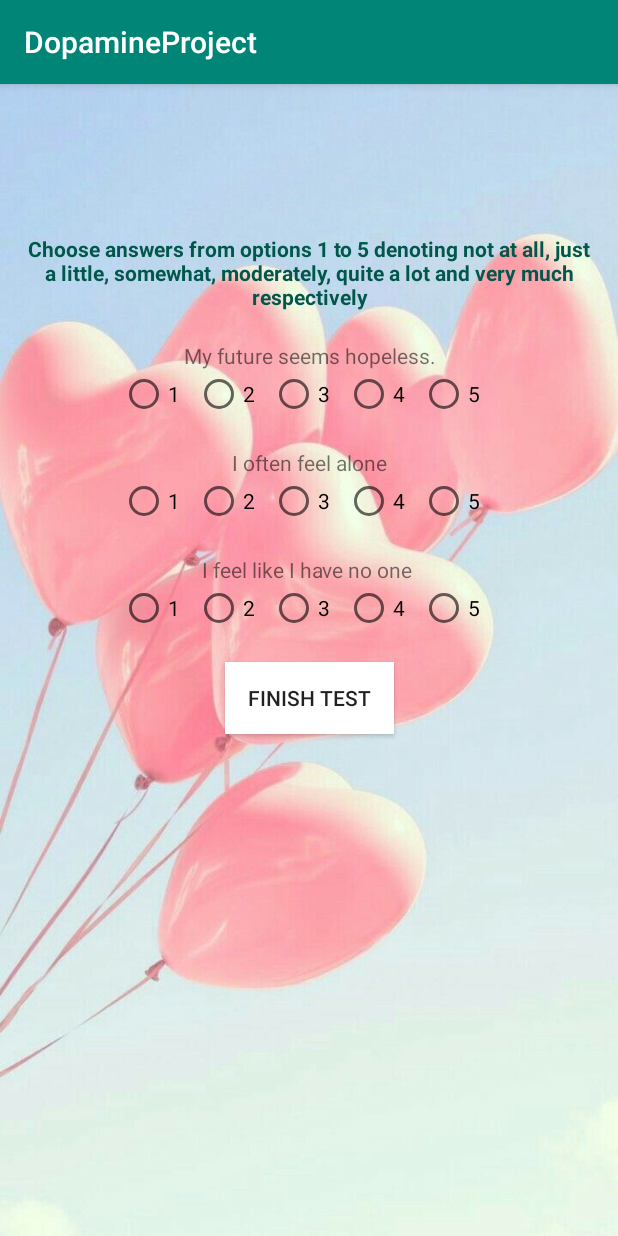
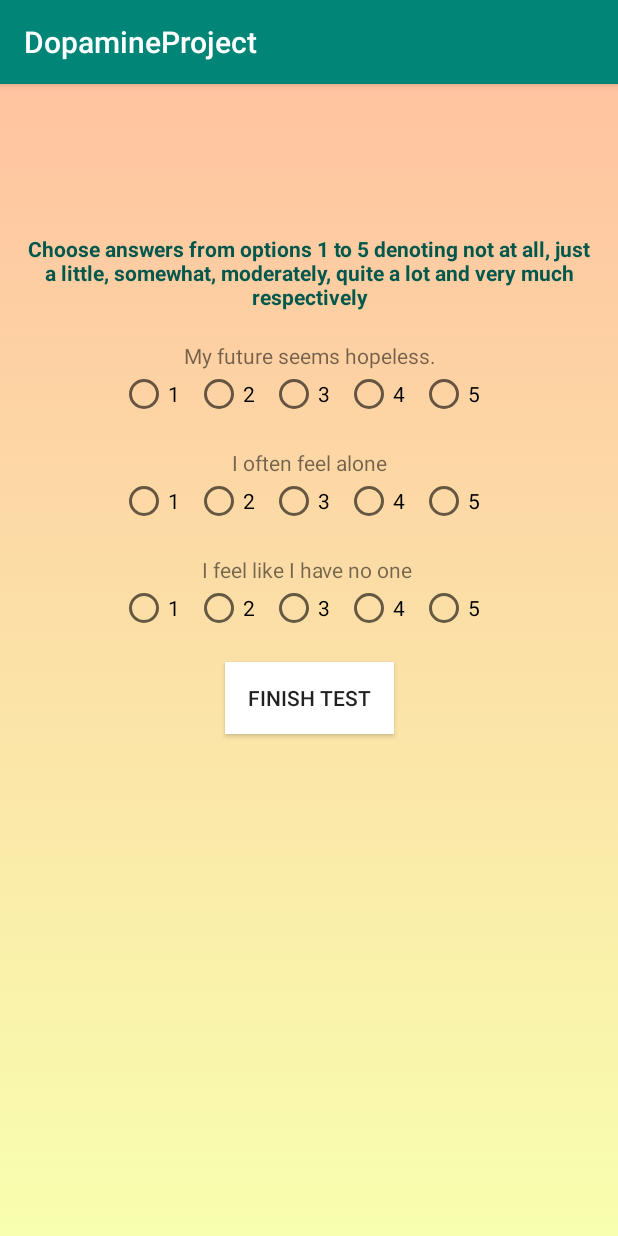
Before and after one commit to harshita99/HeyYou, an Android app: the MentalTest screen opened directly, with no data from a screen before it, on a phone screen of 412 x 824 dp. Run offline under Robolectric (Android 15) with nearby library versions, the phone set to English and light mode, and no system bars.

Commit message:
Background changed for mental health test

```diff
--- a/app/src/main/res/layout/activity_mental.xml
+++ b/app/src/main/res/layout/activity_mental.xml
@@ -6,11 +6,12 @@
     android:layout_height="match_parent"
     android:orientation="vertical"
     tools:context=".MainActivity"
-    android:background="@drawable/xy"
+    android:background="@drawable/gradient"
     >
 
     <TextView
-        android:paddingTop="100dp"
+        android:gravity="center"
+        android:layout_marginTop="100dp"
         android:textStyle="bold"
         android:textAlignment="center"
         android:layout_width="match_parent"
@@ -21,6 +22,7 @@
     <TextView
         android:paddingTop="20dp"
         android:textAlignment="center"
+        android:gravity="center"
         android:layout_width="match_parent"
         android:layout_height="wrap_content"
         android:text="My future seems hopeless.">
@@ -33,6 +35,8 @@
         android:layout_height="wrap_content"
         android:orientation="horizontal"
         android:textAlignment="center"
+        android:layout_gravity="center"
+
         >
 
         <RadioButton android:id="@+id/r1"
```
